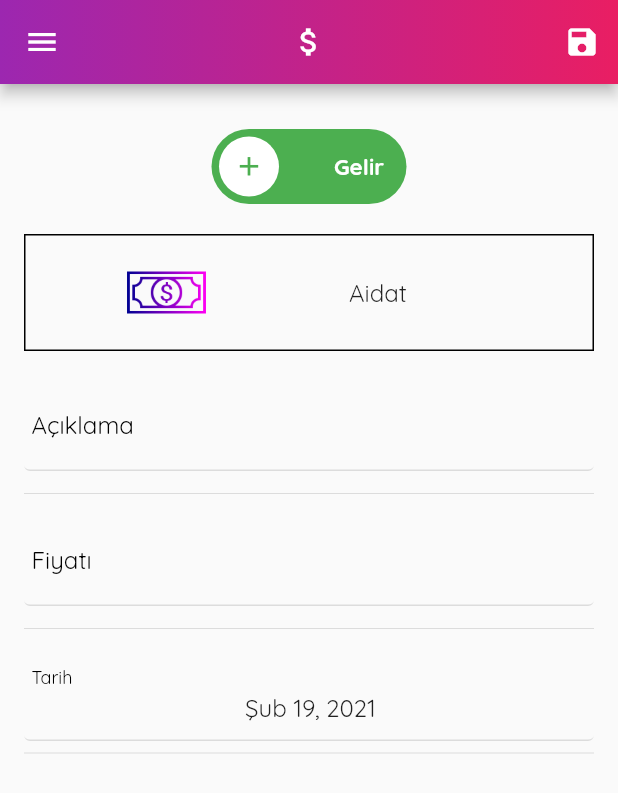
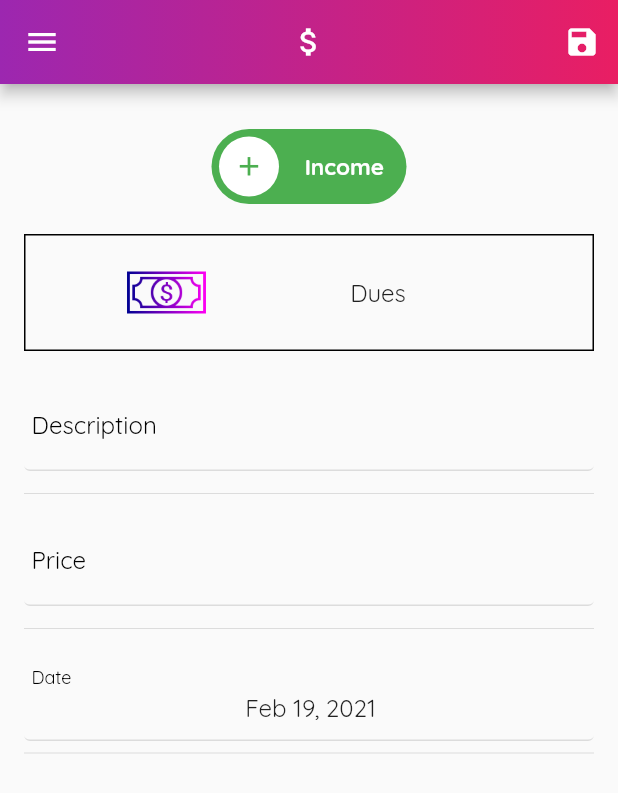
Before and after one commit to GelirGider/gelir_gider, a Flutter app: the screen it shows after launch, after a tap on the "add" icon, on a phone screen of 412 x 824 dp. Shown: the top 793 px of the screen. Run offline on Flutter 3.47's test engine with Material 2 defaults, Android fonts, the phone set to English and light mode, and no system bars; drawn by our look-alikes of date_time_picker, lite_rolling_switch; our stand-ins replace google_fonts, gradient_app_bar, jiffy, percent_indicator, sqflite; accounts and stored records are empty.

Commit message:
Splash Screen rebuild and Language settings

```diff
--- a/lib/l10n/intl_en.arb
+++ b/lib/l10n/intl_en.arb
@@ -4,8 +4,8 @@
   "TabBarMonth": "Month",
   "TabBarWeek": "Week",
   "TabBarYear": "Year",
-  "MoneyWidgetIncome" : "Total Income",
-  "MoneyWidgetMoney" : "Total Money",
+  "MoneyWidgetIncome" : "Total\nIncome",
+  "MoneyWidgetMoney" : "Total\nMoney",
   "MoneyWidgetExpense" : "Total Expense",
   "ThemeSelectionQuestion" : "Select Theme",
   "ThemeSelectionOption1" : "Light Theme",
--- a/lib/l10n/intl_en_US.arb
+++ b/lib/l10n/intl_en_US.arb
@@ -4,9 +4,9 @@
   "TabBarMonth": "Month",
   "TabBarWeek": "Week",
   "TabBarYear": "Year",
-  "MoneyWidgetIncome" : "Total Income",
+  "MoneyWidgetIncome" : "Total\nIncome",
   "MoneyWidgetMoney" : "Total Money",
-  "MoneyWidgetExpense" : "Total Expense",
+  "MoneyWidgetExpense" : "Total\nExpense",
   "ThemeSelectionQuestion" : "Select Theme",
   "ThemeSelectionOption1" : "Light Theme",
   "ThemeSelectionOption2" : "Dark Theme",
--- a/lib/l10n/intl_tr.arb
+++ b/lib/l10n/intl_tr.arb
@@ -4,9 +4,9 @@
   "TabBarWeek": "Hafta",
   "TabBarMonth": "Ay",
   "TabBarYear": "Yıl",
-  "MoneyWidgetIncome" : "Toplam Gelir",
+  "MoneyWidgetIncome" : "Toplam\nGelir",
   "MoneyWidgetMoney" : "Ana Para",
-  "MoneyWidgetExpense" : "Toplam Gider",
+  "MoneyWidgetExpense" : "Toplam\nGider",
   "ThemeSelectionQuestion" : "Tema Seçiniz",
   "ThemeSelectionOption1" : "Aydınlık Tema",
   "ThemeSelectionOption2" : "Karanlık Tema",
--- a/lib/main.dart
+++ b/lib/main.dart
@@ -4,7 +4,7 @@ import 'package:gelir_gider/providers/expense_provider.dart';
 import 'package:provider/provider.dart';
 import 'package:gelir_gider/providers/custom_theme_modal.dart';
 import 'package:gelir_gider/generated/l10n.dart';
-import 'package:gelir_gider/screens/splash_screen.dart';
+import 'package:gelir_gider/screens/expenses_list_screen.dart';
 import 'package:gelir_gider/themes/lightTheme.dart';
 
 void main() => runApp(
@@ -25,7 +25,7 @@ class MyApp extends StatelessWidget {
   @override
   Widget build(BuildContext context) {
     return MaterialApp(
-      locale: Locale('tr', ''),
+      color: Colors.purple,
       localizationsDelegates: [
         // 1
         S.delegate,
@@ -38,7 +38,7 @@ class MyApp extends StatelessWidget {
       title: 'Gelir/Gider',
       theme: Provider.of<CustomThemeModal>(context).getThemeData,
       debugShowCheckedModeBanner: false,
-      home: SplashScreen(),
+      home: ExpensesListScreen(),
     );
   }
 }
--- a/lib/providers/expense_provider.dart
+++ b/lib/providers/expense_provider.dart
@@ -3,7 +3,6 @@ import 'package:gelir_gider/generated/l10n.dart';
 import 'package:gelir_gider/helpers/db_helper.dart';
 import 'package:gelir_gider/utils/time_diff.dart';
 import 'package:gelir_gider/widgets/category_item.dart';
-import 'dart:math';
 
 class Expense {
   final String id;
@@ -231,7 +230,7 @@ class Expenses with ChangeNotifier {
 
   double calculateTotalExpense() {
     Iterable<Expense> newlist = <Expense>[];
-    newlist = _items.where((element) => element.isExpense == 'expense');
+    newlist = _currentItems.where((element) => element.isExpense == 'expense');
 
     var sum = 0.0;
     newlist.forEach((element) => sum += element.price);
@@ -240,7 +239,7 @@ class Expenses with ChangeNotifier {
 
   double calculateTotalIncome() {
     Iterable<Expense> newlist = <Expense>[];
-    newlist = _items.where((element) => element.isExpense == 'income');
+    newlist = _currentItems.where((element) => element.isExpense == 'income');
 
     var sum = 0.0;
     newlist.forEach((element) => sum += element.price);
--- a/lib/screens/adding_expense_screen.dart
+++ b/lib/screens/adding_expense_screen.dart
@@ -8,7 +8,6 @@ import 'package:date_time_picker/date_time_picker.dart';
 import 'package:lite_rolling_switch/lite_rolling_switch.dart';
 import 'package:gradient_app_bar/gradient_app_bar.dart';
 import 'package:gelir_gider/screens/category_screen.dart';
-import 'package:gelir_gider/widgets/category_item.dart';
 import 'package:gelir_gider/providers/custom_theme_modal.dart';
 
 class AddingExpense extends StatefulWidget {
@@ -147,7 +146,8 @@ class _AddingExpenseState extends State<AddingExpense> {
                         key: _form,
                         child: Column(
                           children: [
-                            Center(
+                            FittedBox(
+                              child: Center(
                                 child: LiteRollingSwitch(
                                   value: isExpense,
                                   textOff: S.of(context).AddingScreenIncome,
@@ -160,6 +160,7 @@ class _AddingExpenseState extends State<AddingExpense> {
                                   onChanged: (bool value) {
                                     isExpense = value;
                                   },
+                                ),
                               ),
                             ),
                             GestureDetector(
@@ -226,7 +227,6 @@ class _AddingExpenseState extends State<AddingExpense> {
                             ),
                             Center(
                               child: DateTimePicker(
-                                locale: const Locale('tr', ''),
                                 textAlign: TextAlign.center,
                                 initialValue: DateTime.now().toString(),
                                 firstDate: DateTime(2000),
--- a/lib/screens/expenses_list_screen.dart
+++ b/lib/screens/expenses_list_screen.dart
@@ -106,7 +106,7 @@ class _ExpensesListScreenState extends State<ExpensesListScreen> {
                 : expenseProvider.expense.isEmpty
                     ? Center(
                         child: Text(
-                            'Henüz ekleme yapılmadı \n Eklemeye başlayın !'),
+                            S.of(context).ExpenseListNoneExpense),
                       )
                     : Column(
                         children: [
--- a/lib/screens/splash_screen.dart
+++ /dev/null
@@ -1,79 +0,0 @@
-import 'dart:async';
-import 'package:flutter/material.dart';
-import 'package:gelir_gider/screens/expenses_list_screen.dart';
-import 'package:provider/provider.dart';
-import 'package:gelir_gider/providers/custom_theme_modal.dart';
-
-class SplashScreen extends StatefulWidget {
-  final Color backgroundColor = Colors.white;
-  final TextStyle styleTextUnderTheLoader = TextStyle(
-      fontSize: 18.0, fontWeight: FontWeight.bold, color: Colors.black);
-
-  @override
-  _SplashScreenState createState() => _SplashScreenState();
-}
-
-class _SplashScreenState extends State<SplashScreen> {
-  final splashDelay = 1;
-
-  @override
-  void initState() {
-    super.initState();
-    _loadWidget();
-  }
-
-  _loadWidget() async {
-    var _duration = Duration(seconds: splashDelay);
-    return Timer(_duration, navigationPage);
-  }
-
-  void navigationPage() {
-    Navigator.pushReplacement(
-        context,
-        MaterialPageRoute(
-            builder: (BuildContext context) => ExpensesListScreen()));
-  }
-
-  @override
-  Widget build(BuildContext context) {
-    final _theme = Provider.of<CustomThemeModal>(context, listen: false);
-    return Scaffold(
-      body: Container(
-        decoration: BoxDecoration(
-          gradient: LinearGradient(
-              colors: _theme.getThemeData.brightness == Brightness.dark
-                  ? [Color(0xff191919), Color(0xff191919)]
-                  : [Colors.purple, Colors.pink]),
-        ),
-        child: InkWell(
-          child: Stack(
-            fit: StackFit.expand,
-            children: <Widget>[
-              Column(
-                mainAxisAlignment: MainAxisAlignment.start,
-                children: <Widget>[
-                  Expanded(
-                    flex: 7,
-                    child: Container(
-                        child: Column(
-                      mainAxisAlignment: MainAxisAlignment.center,
-                      children: <Widget>[
-                        Icon(
-                          Icons.attach_money,
-                          size: 75,
-                        ),
-                        Padding(
-                          padding: const EdgeInsets.only(top: 10.0),
-                        ),
-                      ],
-                    )),
-                  ),
-                ],
-              ),
-            ],
-          ),
-        ),
-      ),
-    );
-  }
-}
--- a/pubspec.yaml
+++ b/pubspec.yaml
@@ -36,7 +36,6 @@ dependencies:
   sqflite: ^1.2.2
   gradient_app_bar: ^0.1.3
   percent_indicator: ^2.1.7+2
-
 
   flutter_slider_drawer: ^1.2.1
   jiffy: ^3.0.1
```
Also changed, not shown: lib/l10n/intl_ar.arb (added, +34 -0 lines), lib/l10n/intl_de.arb (added, +34 -0 lines), lib/l10n/intl_es.arb (added, +34 -0 lines), lib/l10n/intl_zh.arb (added, +34 -0 lines), lib/screens/language_selection_screen.dart (+13 -1 lines), lib/widgets/theme_dialog_widget.dart (+5 -4 lines), assets/icon.png (added), lib/generated/intl/messages_all.dart, lib/generated/intl/messages_ar.dart (added), lib/generated/intl/messages_de.dart (added), lib/generated/intl/messages_en.dart, lib/generated/intl/messages_es.dart (added), lib/generated/intl/messages_tr.dart, lib/generated/intl/messages_zh.dart (added), 1 more files, 19 other files. Lines whose indentation alone changed are shown as unchanged.
